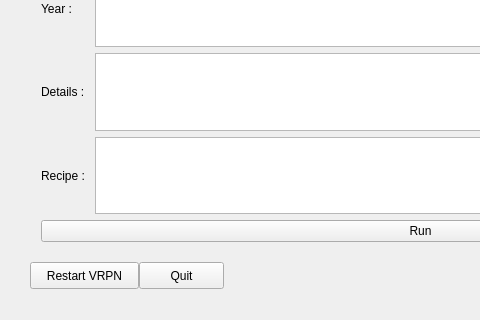
Above: VRMenu/VR_GUI/GUI/VRMenu/mainwindow.ui from ktgilgen/garcon before the change; both pictures show x 0 to 480 and y 674 to 994 of the 823 by 994 pixel window. Below: the same form after it.
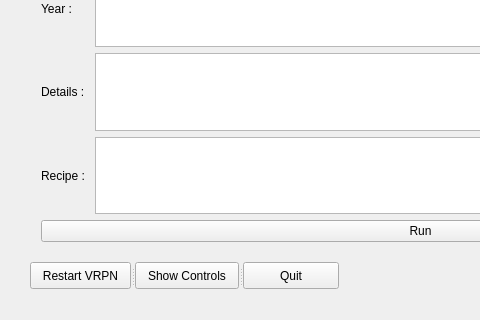
That is the form after the change. Icons and pictures are not drawn.

Commit message: Split image and run controls

The edit to the form file:
```diff
--- a/VRMenu/VR_GUI/GUI/VRMenu/mainwindow.ui
+++ b/VRMenu/VR_GUI/GUI/VRMenu/mainwindow.ui
@@ -158,31 +158,33 @@
      </item>
     </layout>
    </widget>
-   <widget class="QPushButton" name="QuitButton">
-    <property name="geometry">
-     <rect>
-      <x>139</x>
-      <y>900</y>
-      <width>85</width>
-      <height>27</height>
-     </rect>
-    </property>
-    <property name="text">
-     <string>Quit</string>
-    </property>
-   </widget>
-   <widget class="QPushButton" name="pushButton">
+   <widget class="QSplitter" name="splitter">
     <property name="geometry">
      <rect>
       <x>30</x>
       <y>900</y>
-      <width>109</width>
+      <width>309</width>
       <height>27</height>
      </rect>
     </property>
-    <property name="text">
-     <string>Restart VRPN</string>
+    <property name="orientation">
+     <enum>Qt::Horizontal</enum>
     </property>
+    <widget class="QPushButton" name="restartVRPN">
+     <property name="text">
+      <string>Restart VRPN</string>
+     </property>
+    </widget>
+    <widget class="QPushButton" name="showControls">
+     <property name="text">
+      <string>Show Controls</string>
+     </property>
+    </widget>
+    <widget class="QPushButton" name="QuitButton">
+     <property name="text">
+      <string>Quit</string>
+     </property>
+    </widget>
    </widget>
   </widget>
   <widget class="QMenuBar" name="menuBar">
```
The commit also changes 18 other files.
